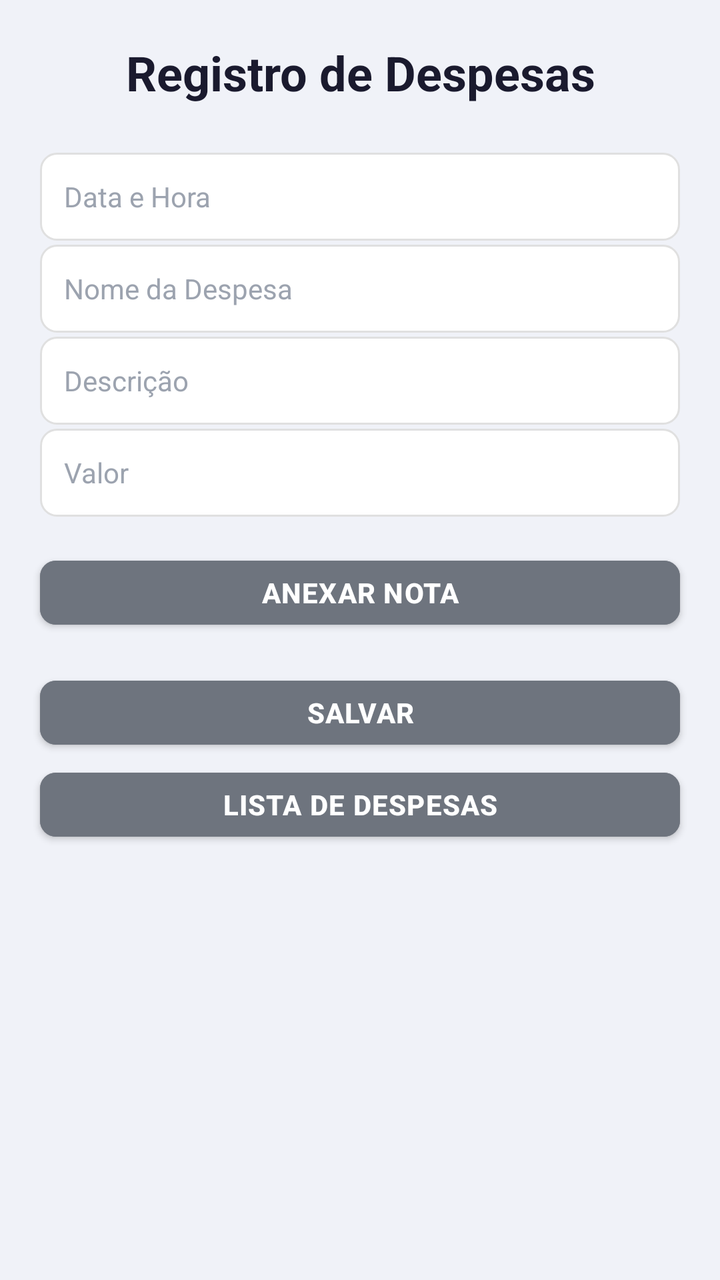
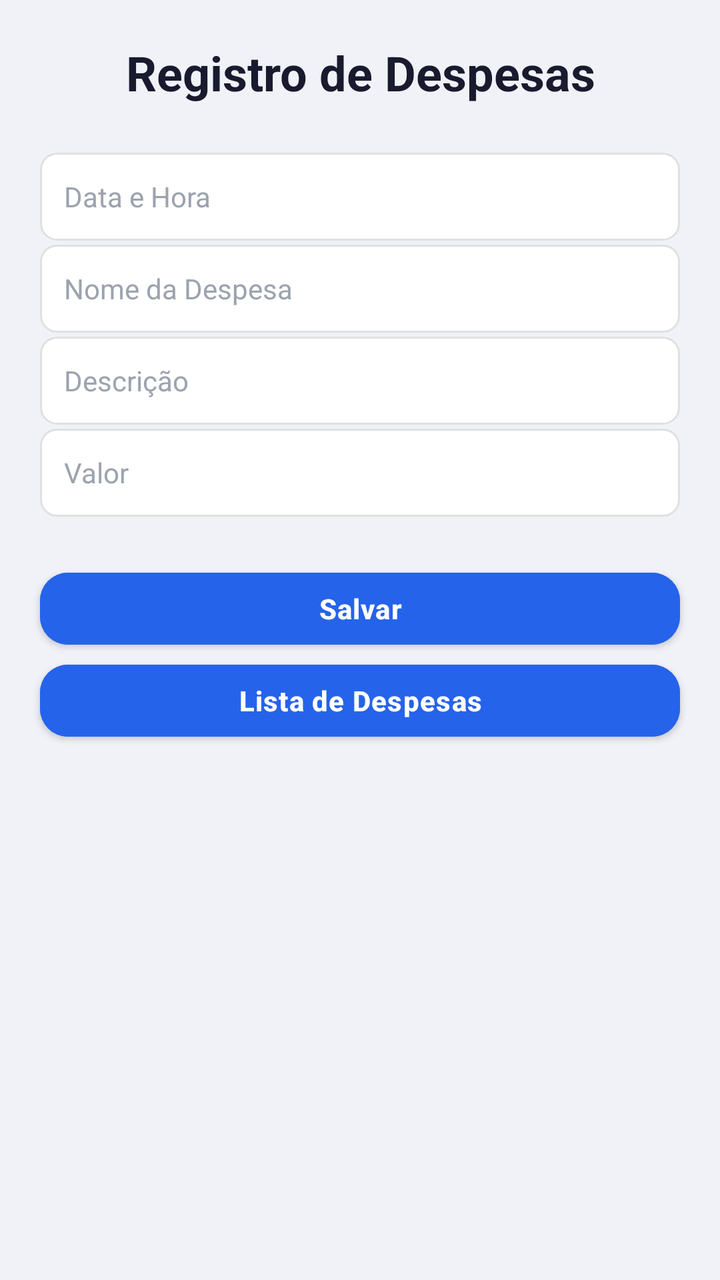

Compare the two renders of this Android layout. The source of the first and the diff that turns it into the second are given below.
<!-- AndroidManifest.xml: application theme AppTheme -->
<!-- res/layout/activity_registro_despesas.xml -->
<?xml version="1.0" encoding="utf-8"?>
<ScrollView xmlns:android="http://schemas.android.com/apk/res/android"
    xmlns:app="http://schemas.android.com/apk/res-auto"
    android:layout_width="match_parent"
    android:layout_height="match_parent"
    android:fillViewport="true"
    android:background="#F0F2F8">

    <androidx.constraintlayout.widget.ConstraintLayout
        android:layout_width="match_parent"
        android:layout_height="wrap_content"
        android:paddingBottom="24dp">

        
        <TextView
            android:id="@+id/tituloRegistro"
            android:layout_width="0dp"
            android:layout_height="wrap_content"
            android:text="Registro de Despesas"
            android:textSize="24sp"
            android:textStyle="bold"
            android:textColor="#1A1A2E"
            android:gravity="center"
            android:layout_marginTop="20dp"
            app:layout_constraintTop_toTopOf="parent"
            app:layout_constraintStart_toStartOf="parent"
            app:layout_constraintEnd_toEndOf="parent" />

        
        <EditText
            android:id="@+id/editDataHoraDespesa"
            android:layout_width="0dp"
            android:layout_height="44dp"
            android:layout_marginStart="20dp"
            android:layout_marginEnd="20dp"
            android:layout_marginTop="24dp"
            android:hint="Data e Hora"
            android:background="@drawable/edittext_background"
            android:paddingStart="12dp"
            android:paddingEnd="12dp"
            android:textSize="14sp"
            android:textColor="#1A1A2E"
            android:textColorHint="#9CA3AF"
            android:focusable="false"
            android:clickable="true"
            app:layout_constraintTop_toBottomOf="@id/tituloRegistro"
            app:layout_constraintStart_toStartOf="parent"
            app:layout_constraintEnd_toEndOf="parent" />

        
        <EditText
            android:id="@+id/editNomeDespesa"
            android:layout_width="0dp"
            android:layout_height="44dp"
            android:layout_marginStart="20dp"
            android:layout_marginEnd="20dp"
            android:layout_marginTop="2dp"
            android:hint="Nome da Despesa"
            android:background="@drawable/edittext_background"
            android:paddingStart="12dp"
            android:paddingEnd="12dp"
            android:textSize="14sp"
            android:textColor="#1A1A2E"
            android:textColorHint="#9CA3AF"
            app:layout_constraintTop_toBottomOf="@id/editDataHoraDespesa"
            app:layout_constraintStart_toStartOf="parent"
            app:layout_constraintEnd_toEndOf="parent" />

        
        <EditText
            android:id="@+id/editDescricaoDespesa"
            android:layout_width="0dp"
            android:layout_height="44dp"
            android:layout_marginStart="20dp"
            android:layout_marginEnd="20dp"
            android:layout_marginTop="2dp"
            android:hint="Descrição"
            android:background="@drawable/edittext_background"
            android:paddingStart="12dp"
            android:paddingEnd="12dp"
            android:textSize="14sp"
            android:textColor="#1A1A2E"
            android:textColorHint="#9CA3AF"
            app:layout_constraintTop_toBottomOf="@id/editNomeDespesa"
            app:layout_constraintStart_toStartOf="parent"
            app:layout_constraintEnd_toEndOf="parent" />

        
        <EditText
            android:id="@+id/editValorDespesa"
            android:layout_width="0dp"
            android:layout_height="44dp"
            android:layout_marginStart="20dp"
            android:layout_marginEnd="20dp"
            android:layout_marginTop="2dp"
            android:hint="Valor"
            android:background="@drawable/edittext_background"
            android:paddingStart="12dp"
            android:paddingEnd="12dp"
            android:textSize="14sp"
            android:textColor="#1A1A2E"
            android:textColorHint="#9CA3AF"
            android:inputType="numberDecimal"
            app:layout_constraintTop_toBottomOf="@id/editDescricaoDespesa"
            app:layout_constraintStart_toStartOf="parent"
            app:layout_constraintEnd_toEndOf="parent" />

        
        <Button
            android:id="@+id/btnAnexarNota"
            android:layout_width="0dp"
            android:layout_height="44dp"
            android:layout_marginStart="20dp"
            android:layout_marginEnd="20dp"
            android:layout_marginTop="16dp"
            android:backgroundTint="#6E747E"
            android:elevation="2dp"
            android:letterSpacing="0.03"
            android:text="Anexar Nota"
            android:textColor="#FFFFFF"
            android:textSize="14sp"
            android:textStyle="bold"
            app:cornerRadius="8dp"
            app:layout_constraintTop_toBottomOf="@id/editValorDespesa"
            app:layout_constraintStart_toStartOf="parent"
            app:layout_constraintEnd_toEndOf="parent" />

        
        <Button
            android:id="@+id/btnSalvarDespesa"
            android:layout_width="0dp"
            android:layout_height="44dp"
            android:layout_marginStart="20dp"
            android:layout_marginEnd="20dp"
            android:layout_marginTop="16dp"
            android:backgroundTint="#6E747E"
            android:elevation="2dp"
            android:letterSpacing="0.03"
            android:text="Salvar"
            android:textColor="#FFFFFF"
            android:textSize="14sp"
            android:textStyle="bold"
            app:cornerRadius="8dp"
            app:layout_constraintTop_toBottomOf="@id/btnAnexarNota"
            app:layout_constraintStart_toStartOf="parent"
            app:layout_constraintEnd_toEndOf="parent" />

        
        <Button
            android:id="@+id/btnListaDespesas"
            android:layout_width="0dp"
            android:layout_height="44dp"
            android:layout_marginStart="20dp"
            android:layout_marginEnd="20dp"
            android:layout_marginTop="2dp"
            android:backgroundTint="#6E747E"
            android:elevation="2dp"
            android:letterSpacing="0.03"
            android:text="Lista de Despesas"
            android:textColor="#FFFFFF"
            android:textSize="14sp"
            android:textStyle="bold"
            app:cornerRadius="8dp"
            app:layout_constraintTop_toBottomOf="@id/btnSalvarDespesa"
            app:layout_constraintStart_toStartOf="parent"
            app:layout_constraintEnd_toEndOf="parent" />

    </androidx.constraintlayout.widget.ConstraintLayout>
</ScrollView>
<!-- resources referenced by this layout -->
<resources>
  <!-- drawable edittext_background (drawable) -->
  <?xml version="1.0" encoding="utf-8"?>
  <shape xmlns:android="http://schemas.android.com/apk/res/android">
      <solid android:color="#FFFFFF" />
      <corners android:radius="8dp" />
      <stroke android:width="1dp" android:color="#E0E0E0" />
      <padding
          android:left="12dp"
          android:top="12dp"
          android:right="12dp"
          android:bottom="12dp" />
  </shape>
  <style name="AppTheme" parent="Theme.MaterialComponents.DayNight.DarkActionBar">
          <item name="colorPrimary">@color/colorPrimary</item>
          <item name="colorPrimaryDark">@color/black</item>
          <item name="colorAccent">@color/black</item>
          <item name="android:windowBackground">@color/white</item>
          <item name="android:textColor">@color/black</item>
          <item name="android:textColorPrimary">@color/corTitulo</item>
  
          
          <item name="materialButtonStyle">@style/Widget.Condominio.Button</item>
          <item name="textInputStyle">@style/Widget.Condominio.TextInputLayout</item>
      </style>
  <color name="colorPrimary">#062AF2</color>
  <color name="black">#000000</color>
  <color name="white">#FFFFFF</color>
  <color name="corTitulo">#070707</color>
  <style name="Widget.Condominio.Button" parent="Widget.MaterialComponents.Button">
          <item name="backgroundTint">@color/colorPrimary</item>
          <item name="android:textColor">@color/white</item>
          <item name="cornerRadius">8dp</item>
      </style>
  <style name="Widget.Condominio.TextInputLayout" parent="Widget.MaterialComponents.TextInputLayout.OutlinedBox">
          <item name="boxBackgroundColor">@color/white</item>
          <item name="boxStrokeColor">@color/colorPrimary</item>
          <item name="hintTextColor">@color/colorPrimary</item>
          <item name="android:textColorHint">@color/colorPrimary</item>
      </style>
</resources>

<!-- the commit's change to res/layout/activity_registro_despesas.xml (unified diff, before → after) -->
@@ -106,21 +106,14 @@
             app:layout_constraintEnd_toEndOf="parent" />
 
         
-        <Button
-            android:id="@+id/btnAnexarNota"
+        <LinearLayout
+            android:id="@+id/painelAnexos"
             android:layout_width="0dp"
-            android:layout_height="44dp"
+            android:layout_height="wrap_content"
             android:layout_marginStart="20dp"
             android:layout_marginEnd="20dp"
-            android:layout_marginTop="16dp"
-            android:backgroundTint="#6E747E"
-            android:elevation="2dp"
-            android:letterSpacing="0.03"
-            android:text="Anexar Nota"
-            android:textColor="#FFFFFF"
-            android:textSize="14sp"
-            android:textStyle="bold"
-            app:cornerRadius="8dp"
+            android:layout_marginTop="8dp"
+            android:orientation="vertical"
             app:layout_constraintTop_toBottomOf="@id/editValorDespesa"
             app:layout_constraintStart_toStartOf="parent"
             app:layout_constraintEnd_toEndOf="parent" />
@@ -133,15 +126,15 @@
             android:layout_marginStart="20dp"
             android:layout_marginEnd="20dp"
             android:layout_marginTop="16dp"
-            android:backgroundTint="#6E747E"
+            android:backgroundTint="@color/botaoPrimario"
             android:elevation="2dp"
             android:letterSpacing="0.03"
             android:text="Salvar"
             android:textColor="#FFFFFF"
             android:textSize="14sp"
             android:textStyle="bold"
-            app:cornerRadius="8dp"
-            app:layout_constraintTop_toBottomOf="@id/btnAnexarNota"
+            app:cornerRadius="14dp"
+            app:layout_constraintTop_toBottomOf="@id/painelAnexos"
             app:layout_constraintStart_toStartOf="parent"
             app:layout_constraintEnd_toEndOf="parent" />
 
@@ -153,14 +146,14 @@
             android:layout_marginStart="20dp"
             android:layout_marginEnd="20dp"
             android:layout_marginTop="2dp"
-            android:backgroundTint="#6E747E"
+            android:backgroundTint="@color/botaoPrimario"
             android:elevation="2dp"
             android:letterSpacing="0.03"
             android:text="Lista de Despesas"
             android:textColor="#FFFFFF"
             android:textSize="14sp"
             android:textStyle="bold"
-            app:cornerRadius="8dp"
+            app:cornerRadius="14dp"
             app:layout_constraintTop_toBottomOf="@id/btnSalvarDespesa"
             app:layout_constraintStart_toStartOf="parent"
             app:layout_constraintEnd_toEndOf="parent" />
<!-- resource entries referenced after the edit -->
@@ -1,5 +1,6 @@
 <!-- resources referenced by this layout -->
 <resources>
+  <color name="botaoPrimario">#2563EB</color>
   <!-- drawable edittext_background (drawable) -->
   <?xml version="1.0" encoding="utf-8"?>
   <shape xmlns:android="http://schemas.android.com/apk/res/android">
@@ -24,14 +25,24 @@
           <item name="materialButtonStyle">@style/Widget.Condominio.Button</item>
           <item name="textInputStyle">@style/Widget.Condominio.TextInputLayout</item>
       </style>
-  <color name="colorPrimary">#062AF2</color>
+  <color name="colorPrimary">#1E3A8A</color>
   <color name="black">#000000</color>
   <color name="white">#FFFFFF</color>
   <color name="corTitulo">#070707</color>
   <style name="Widget.Condominio.Button" parent="Widget.MaterialComponents.Button">
-          <item name="backgroundTint">@color/colorPrimary</item>
+          <item name="backgroundTint">@color/botaoPrimario</item>
           <item name="android:textColor">@color/white</item>
-          <item name="cornerRadius">8dp</item>
+          <item name="cornerRadius">14dp</item>
+          <item name="android:textAllCaps">false</item>
+          <item name="android:textStyle">bold</item>
+          <item name="android:textSize">15sp</item>
+          <item name="android:letterSpacing">0.01</item>
+          <item name="android:minHeight">52dp</item>
+          <item name="android:insetTop">4dp</item>
+          <item name="android:insetBottom">4dp</item>
+          <item name="android:elevation">2dp</item>
+          <item name="iconTint">@color/white</item>
+          <item name="iconPadding">8dp</item>
       </style>
   <style name="Widget.Condominio.TextInputLayout" parent="Widget.MaterialComponents.TextInputLayout.OutlinedBox">
           <item name="boxBackgroundColor">@color/white</item>
